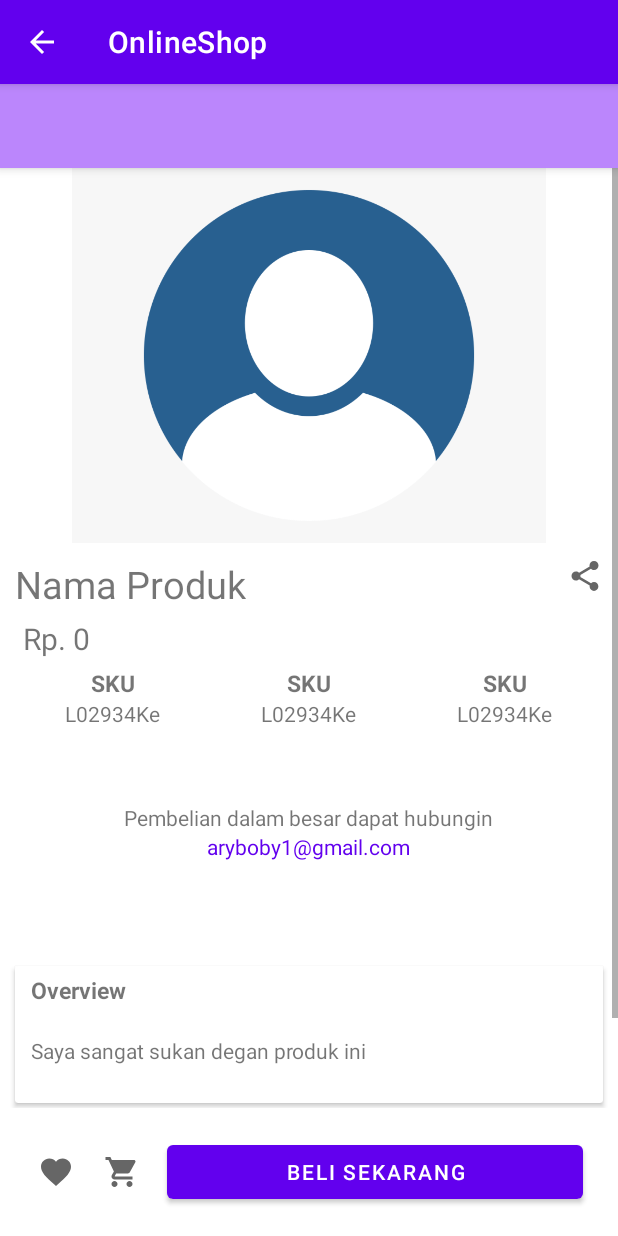
After one commit to Arybobyku/OnlineShopAndroid, an Android app: the DetailProdukActivity screen opened directly, with no data from a screen before it, on a phone screen of 412 x 824 dp. The commit adds this screen. Run offline under Robolectric (Android 15) with nearby library versions, the phone set to English and light mode, and no system bars; our stand-ins replace Picasso; pictures from the network do not load; 6 statements that could not run were skipped.

Commit message:
send objek to activity detail JSON dan detail produk

```diff
--- /dev/null
+++ b/app/src/main/java/com/example/onlineshop/Activity/DetailProdukActivity.kt
@@ -0,0 +1,59 @@
+package com.example.onlineshop.Activity
+
+import androidx.appcompat.app.AppCompatActivity
+import android.os.Bundle
+import android.widget.ImageView
+import android.widget.TextView
+import android.widget.Toolbar
+import com.example.onlineshop.Helper.funHelper
+import com.example.onlineshop.R
+import com.example.onlineshop.model.ProdukModel
+import com.google.gson.Gson
+import com.squareup.picasso.Picasso
+
+class DetailProdukActivity : AppCompatActivity() {
+    lateinit var name:TextView
+    lateinit var price:TextView
+    lateinit var des:TextView
+    lateinit var image:ImageView
+    lateinit var toolbar:androidx.appcompat.widget.Toolbar
+    override fun onCreate(savedInstanceState: Bundle?) {
+        super.onCreate(savedInstanceState)
+        setContentView(R.layout.activity_detail_produk)
+
+        init()
+        getInfo()
+    }
+
+    fun getInfo(){
+        val data = intent.getStringExtra("extra")
+        val produk = Gson().fromJson<ProdukModel>(data,ProdukModel::class.java)
+
+        name.text = produk.name
+        price.text = funHelper().FormatUang(produk.harga)
+        des.text = produk.deskripsi
+        val img ="http://192.168.100.10/OnlineShopLaravel/public/storage/produk/"+produk.image
+        Picasso.get().load(img).placeholder(R.drawable.profile)
+            .resize(400,400)
+            .error(R.drawable.profile)
+            .into(image)
+
+        //toolbar
+        setSupportActionBar(toolbar)
+        supportActionBar!!.title =produk.name
+        supportActionBar!!.setDisplayShowHomeEnabled(true)
+        supportActionBar!!.setDisplayHomeAsUpEnabled(true)
+    }
+    fun init(){
+        name = findViewById(R.id.NameDetail)
+        price = findViewById(R.id.HargaDetail)
+        des = findViewById(R.id.DesDetail)
+        image = findViewById(R.id.ImageDetail)
+        toolbar = findViewById(R.id.toolbar)
+    }
+
+    override fun onSupportNavigateUp(): Boolean {
+        onBackPressed()
+        return super.onSupportNavigateUp()
+    }
+}
--- a/app/src/main/java/com/example/onlineshop/Adapter/ProdukEletronikAdapter.kt
+++ b/app/src/main/java/com/example/onlineshop/Adapter/ProdukEletronikAdapter.kt
@@ -1,26 +1,33 @@
 package com.example.onlineshop.Adapter
 
+import android.app.Activity
+import android.content.Intent
 import android.media.Image
 import android.view.LayoutInflater
 import android.view.View
 import android.view.ViewGroup
 import android.widget.ImageView
+import android.widget.LinearLayout
 import android.widget.TextView
 import androidx.recyclerview.widget.RecyclerView
+import com.example.onlineshop.Activity.DetailProdukActivity
+import com.example.onlineshop.Helper.funHelper
 import com.example.onlineshop.R
 import com.example.onlineshop.model.ProduckEletronikModel
 import com.example.onlineshop.model.ProdukModel
+import com.google.gson.Gson
 import com.squareup.picasso.Picasso
 import java.text.NumberFormat
 import java.util.*
 import kotlin.collections.ArrayList
 
-class ProdukEletronikAdapter(var arrProduk:ArrayList<ProdukModel>): RecyclerView.Adapter<ProdukEletronikAdapter.ViewHolder>() {
+class ProdukEletronikAdapter(var Activity:Activity, var arrProduk:ArrayList<ProdukModel>): RecyclerView.Adapter<ProdukEletronikAdapter.ViewHolder>() {
 
     class ViewHolder(view:View):RecyclerView.ViewHolder(view){
         val tvnama = view.findViewById<TextView>(R.id.tv_RvProdukName)
         val tvprice = view.findViewById<TextView>(R.id.tv_RvProdukPrice)
         val image = view.findViewById<ImageView>(R.id.iv_RvProdukImage)
+        val layout = view.findViewById<LinearLayout>(R.id.Layout_detail)
     }
 
     override fun onCreateViewHolder(parent: ViewGroup, viewType: Int): ViewHolder {
@@ -36,9 +43,17 @@ class ProdukEletronikAdapter(var arrProduk:ArrayList<ProdukModel>): RecyclerView
     override fun onBindViewHolder(holder: ViewHolder, position: Int) {
         holder.tvnama.text = arrProduk[position].name
         holder.tvprice.text = arrProduk[position].harga
-        holder.tvprice.text = NumberFormat.getCurrencyInstance(Locale("in","ID")).format(Integer.valueOf(arrProduk[position].harga))
+        holder.tvprice.text = funHelper().FormatUang(arrProduk[position].harga)
         val image ="http://192.168.100.10/OnlineShopLaravel/public/storage/produk/"+arrProduk[position].image
         Picasso.get().load(image).placeholder(R.drawable.profile).error(R.drawable.profile).into(holder.image)
+
+        holder.layout.setOnClickListener {
+            val str = Gson().toJson(arrProduk[position],ProdukModel::class.java)
+            val move = Intent(Activity,DetailProdukActivity::class.java)
+                move.putExtra("extra",str)
+                Activity.startActivity(move)
+        }
+
     }
 
 }
--- a/app/src/main/java/com/example/onlineshop/Adapter/ProdukLaptopAdapter.kt
+++ b/app/src/main/java/com/example/onlineshop/Adapter/ProdukLaptopAdapter.kt
@@ -1,24 +1,31 @@
 package com.example.onlineshop.Adapter
 
+import android.app.Activity
+import android.content.Intent
 import android.view.LayoutInflater
 import android.view.View
 import android.view.ViewGroup
 import android.widget.ImageView
+import android.widget.LinearLayout
 import android.widget.TextView
 import androidx.recyclerview.widget.RecyclerView
+import com.example.onlineshop.Activity.DetailProdukActivity
+import com.example.onlineshop.Helper.funHelper
 import com.example.onlineshop.R
 import com.example.onlineshop.app.ApiConfig
 import com.example.onlineshop.model.ProdukModel
+import com.google.gson.Gson
 import com.squareup.picasso.Picasso
 import java.text.NumberFormat
 import java.util.*
 import kotlin.collections.ArrayList
 
-class ProdukLaptopAdapter(var arrProduk: ArrayList<ProdukModel>):RecyclerView.Adapter<ProdukLaptopAdapter.ViewHolder>(){
+class ProdukLaptopAdapter(var Activity: Activity, var arrProduk: ArrayList<ProdukModel>):RecyclerView.Adapter<ProdukLaptopAdapter.ViewHolder>(){
     class ViewHolder(view: View): RecyclerView.ViewHolder(view){
         val tvnama = view.findViewById<TextView>(R.id.tv_RvProdukName)
         val tvprice = view.findViewById<TextView>(R.id.tv_RvProdukPrice)
         val image = view.findViewById<ImageView>(R.id.iv_RvProdukImage)
+        val layout = view.findViewById<LinearLayout>(R.id.Layout_detail)
     }
 
     override fun onCreateViewHolder(parent: ViewGroup, viewType: Int): ViewHolder {
@@ -33,9 +40,15 @@ class ProdukLaptopAdapter(var arrProduk: ArrayList<ProdukModel>):RecyclerView.Ad
 
     override fun onBindViewHolder(holder: ViewHolder, position: Int) {
         holder.tvnama.text = arrProduk[position].name
-        holder.tvprice.text =NumberFormat.getCurrencyInstance(Locale("in","ID")).format(Integer.valueOf(arrProduk[position].harga))
+        holder.tvprice.text =funHelper().FormatUang(arrProduk[position].harga)
         val image ="http://192.168.100.10/OnlineShopLaravel/public/storage/produk/"+arrProduk[position].image
         Picasso.get().load(image).placeholder(R.drawable.profile).error(R.drawable.profile).into(holder.image)
+        holder.layout.setOnClickListener {
+            val str = Gson().toJson(arrProduk[position],ProdukModel::class.java)
+            val move = Intent(Activity, DetailProdukActivity::class.java)
+            move.putExtra("extra",str)
+            Activity.startActivity(move)
+        }
     }
 
 }
--- a/app/src/main/java/com/example/onlineshop/Adapter/ProdukTerlarisAdapter.kt
+++ b/app/src/main/java/com/example/onlineshop/Adapter/ProdukTerlarisAdapter.kt
@@ -1,24 +1,31 @@
 package com.example.onlineshop.Adapter
 
+import android.app.Activity
+import android.content.Intent
 import android.view.LayoutInflater
 import android.view.View
 import android.view.ViewGroup
 import android.widget.ImageView
+import android.widget.LinearLayout
 import android.widget.TextView
 import androidx.recyclerview.widget.RecyclerView
+import com.example.onlineshop.Activity.DetailProdukActivity
+import com.example.onlineshop.Helper.funHelper
 import com.example.onlineshop.R
 import com.example.onlineshop.model.ProdukModel
+import com.google.gson.Gson
 import com.squareup.picasso.Picasso
 import java.text.NumberFormat
 import java.util.*
 import kotlin.collections.ArrayList
 
-class ProdukTerlarisAdapter(var arrProduk: ArrayList<ProdukModel>):RecyclerView.Adapter<ProdukTerlarisAdapter.ViewHolder>(){
+class ProdukTerlarisAdapter(var Activity: Activity, var arrProduk: ArrayList<ProdukModel>):RecyclerView.Adapter<ProdukTerlarisAdapter.ViewHolder>(){
 
     class ViewHolder(view: View): RecyclerView.ViewHolder(view){
         val tvnama = view.findViewById<TextView>(R.id.tv_RvProdukName)
         val tvprice = view.findViewById<TextView>(R.id.tv_RvProdukPrice)
         val image = view.findViewById<ImageView>(R.id.iv_RvProdukImage)
+        val layout = view.findViewById<LinearLayout>(R.id.Layout_detail)
     }
 
     override fun onCreateViewHolder(parent: ViewGroup, viewType: Int): ViewHolder {
@@ -34,9 +41,15 @@ class ProdukTerlarisAdapter(var arrProduk: ArrayList<ProdukModel>):RecyclerView.
     override fun onBindViewHolder(holder: ViewHolder, position: Int) {
         holder.tvnama.text = arrProduk[position].name
         holder.tvprice.text = arrProduk[position].harga
-        holder.tvprice.text = NumberFormat.getCurrencyInstance(Locale("in","ID")).format(Integer.valueOf(arrProduk[position].harga))
+        holder.tvprice.text = funHelper().FormatUang(arrProduk[position].harga)
         val image ="http://192.168.100.10/OnlineShopLaravel/public/storage/produk/"+arrProduk[position].image
         Picasso.get().load(image).placeholder(R.drawable.profile).error(R.drawable.profile).into(holder.image)
+        holder.layout.setOnClickListener {
+            val str = Gson().toJson(arrProduk[position],ProdukModel::class.java)
+            val move = Intent(Activity, DetailProdukActivity::class.java)
+            move.putExtra("extra",str)
+            Activity.startActivity(move)
+        }
     }
 
 }
--- a/app/src/main/java/com/example/onlineshop/Fragment/HomeFragment.kt
+++ b/app/src/main/java/com/example/onlineshop/Fragment/HomeFragment.kt
@@ -50,17 +50,17 @@ class HomeFragment:Fragment() {
 
         val layoutmanager = LinearLayoutManager(activity)
         layoutmanager.orientation = LinearLayoutManager.HORIZONTAL
-        RvProdukElektro.adapter=ProdukEletronikAdapter(listProduk)
+        RvProdukElektro.adapter=ProdukEletronikAdapter(requireActivity(),listProduk)
         RvProdukElektro.layoutManager=layoutmanager
 
         val layoutmanager1 = LinearLayoutManager(activity)
         layoutmanager1.orientation = LinearLayoutManager.HORIZONTAL
-        RvProdukTeralris.adapter=ProdukTerlarisAdapter(listProduk)
+        RvProdukTeralris.adapter=ProdukTerlarisAdapter(requireActivity(),listProduk)
         RvProdukTeralris.layoutManager=layoutmanager1
 
         val layoutmanager2 = LinearLayoutManager(activity)
         layoutmanager2.orientation = LinearLayoutManager.HORIZONTAL
-        RvProdukLaptop.adapter=ProdukLaptopAdapter(listProduk)
+        RvProdukLaptop.adapter=ProdukLaptopAdapter(requireActivity(),listProduk)
         RvProdukLaptop.layoutManager=layoutmanager2
 
     }
--- /dev/null
+++ b/app/src/main/java/com/example/onlineshop/Helper/funHelper.kt
@@ -0,0 +1,11 @@
+package com.example.onlineshop.Helper
+
+import java.text.NumberFormat
+import java.util.*
+
+class funHelper {
+    fun FormatUang(jumlah:String):String{
+        var string:String =NumberFormat.getCurrencyInstance(Locale("in","ID")).format(Integer.valueOf(jumlah))
+       return  string
+    }
+}
--- a/app/src/main/java/com/example/onlineshop/model/ProdukModel.kt
+++ b/app/src/main/java/com/example/onlineshop/model/ProdukModel.kt
@@ -6,6 +6,7 @@ class ProdukModel: Serializable {
     lateinit var name:String
     lateinit var harga:String
     lateinit var image:String
+    lateinit var deskripsi:String
     lateinit var id:String
     lateinit var created_at:String
     lateinit var updated_at:String
--- /dev/null
+++ b/app/src/main/res/drawable/ic_baseline_favorite_24.xml
@@ -0,0 +1,10 @@
+<vector xmlns:android="http://schemas.android.com/apk/res/android"
+    android:width="24dp"
+    android:height="24dp"
+    android:viewportWidth="24"
+    android:viewportHeight="24"
+    android:tint="?attr/colorControlNormal">
+  <path
+      android:fillColor="@android:color/white"
+      android:pathData="M12,21.35l-1.45,-1.32C5.4,15.36 2,12.28 2,8.5 2,5.42 4.42,3 7.5,3c1.74,0 3.41,0.81 4.5,2.09C13.09,3.81 14.76,3 16.5,3 19.58,3 22,5.42 22,8.5c0,3.78 -3.4,6.86 -8.55,11.54L12,21.35z"/>
+</vector>
--- /dev/null
+++ b/app/src/main/res/drawable/ic_baseline_local_grocery_store_24.xml
@@ -0,0 +1,10 @@
+<vector xmlns:android="http://schemas.android.com/apk/res/android"
+    android:width="24dp"
+    android:height="24dp"
+    android:viewportWidth="24"
+    android:viewportHeight="24"
+    android:tint="?attr/colorControlNormal">
+  <path
+      android:fillColor="@android:color/white"
+      android:pathData="M7,18c-1.1,0 -1.99,0.9 -1.99,2S5.9,22 7,22s2,-0.9 2,-2 -0.9,-2 -2,-2zM1,2v2h2l3.6,7.59 -1.35,2.45c-0.16,0.28 -0.25,0.61 -0.25,0.96 0,1.1 0.9,2 2,2h12v-2L7.42,15c-0.14,0 -0.25,-0.11 -0.25,-0.25l0.03,-0.12 0.9,-1.63h7.45c0.75,0 1.41,-0.41 1.75,-1.03l3.58,-6.49c0.08,-0.14 0.12,-0.31 0.12,-0.48 0,-0.55 -0.45,-1 -1,-1L5.21,4l-0.94,-2L1,2zM17,18c-1.1,0 -1.99,0.9 -1.99,2s0.89,2 1.99,2 2,-0.9 2,-2 -0.9,-2 -2,-2z"/>
+</vector>
--- /dev/null
+++ b/app/src/main/res/drawable/ic_baseline_share_24.xml
@@ -0,0 +1,10 @@
+<vector xmlns:android="http://schemas.android.com/apk/res/android"
+    android:width="24dp"
+    android:height="24dp"
+    android:viewportWidth="24"
+    android:viewportHeight="24"
+    android:tint="?attr/colorControlNormal">
+  <path
+      android:fillColor="@android:color/white"
+      android:pathData="M18,16.08c-0.76,0 -1.44,0.3 -1.96,0.77L8.91,12.7c0.05,-0.23 0.09,-0.46 0.09,-0.7s-0.04,-0.47 -0.09,-0.7l7.05,-4.11c0.54,0.5 1.25,0.81 2.04,0.81 1.66,0 3,-1.34 3,-3s-1.34,-3 -3,-3 -3,1.34 -3,3c0,0.24 0.04,0.47 0.09,0.7L8.04,9.81C7.5,9.31 6.79,9 6,9c-1.66,0 -3,1.34 -3,3s1.34,3 3,3c0.79,0 1.5,-0.31 2.04,-0.81l7.12,4.16c-0.05,0.21 -0.08,0.43 -0.08,0.65 0,1.61 1.31,2.92 2.92,2.92 1.61,0 2.92,-1.31 2.92,-2.92s-1.31,-2.92 -2.92,-2.92z"/>
+</vector>
--- /dev/null
+++ b/app/src/main/res/layout/activity_detail_produk.xml
@@ -0,0 +1,211 @@
+<?xml version="1.0" encoding="utf-8"?>
+<LinearLayout xmlns:android="http://schemas.android.com/apk/res/android"
+    xmlns:app="http://schemas.android.com/apk/res-auto"
+    xmlns:tools="http://schemas.android.com/tools"
+    android:layout_width="match_parent"
+    android:layout_height="match_parent"
+    android:orientation="vertical"
+    tools:context=".Activity.DetailProdukActivity">
+
+    <include
+        layout="@layout/toolbar"
+        android:layout_height="wrap_content"
+        android:layout_width="match_parent"/>
+
+    <RelativeLayout
+        android:layout_width="match_parent"
+        android:layout_height="match_parent">
+
+        <ScrollView
+            android:layout_above="@+id/Footer"
+            android:layout_width="match_parent"
+            android:layout_height="wrap_content">
+
+            <LinearLayout
+                android:layout_width="match_parent"
+                android:layout_height="wrap_content"
+                android:orientation="vertical">
+                    <ImageView
+                        android:id="@+id/ImageDetail"
+                        android:layout_width="match_parent"
+                        android:layout_height="250dp"
+                        android:background="@color/white"
+                        android:src="@drawable/rv3"/>
+
+                <LinearLayout
+                    android:layout_width="match_parent"
+                    android:layout_height="wrap_content"
+                    android:layout_margin="10dp"
+                    android:orientation="vertical">
+                    <RelativeLayout
+                        android:layout_width="match_parent"
+                        android:layout_height="wrap_content">
+                        <TextView
+                            android:id="@+id/NameDetail"
+                            android:layout_width="wrap_content"
+                            android:layout_height="wrap_content"
+                            android:layout_alignParentLeft="true"
+                            android:textSize="25dp"
+                            android:text="Nama Produk"/>
+                        <ImageView
+                            android:layout_width="wrap_content"
+                            android:layout_height="wrap_content"
+                            android:layout_alignParentRight="true"
+                            android:src="@drawable/ic_baseline_share_24"/>
+                    </RelativeLayout>
+                    <TextView
+                        android:id="@+id/HargaDetail"
+                        android:layout_margin="5dp"
+                        android:layout_width="wrap_content"
+                        android:layout_height="wrap_content"
+                        android:textSize="20dp"
+                        android:text="Rp. 0"/>
+
+                    <LinearLayout
+                        android:layout_width="match_parent"
+                        android:layout_height="wrap_content"
+                        android:orientation="horizontal">
+                        <LinearLayout
+                            android:layout_width="0dp"
+                            android:layout_weight="1"
+                            android:orientation="vertical"
+                            android:gravity="center_horizontal"
+                            android:layout_height="wrap_content">
+                            <TextView
+                                android:layout_width="wrap_content"
+                                android:layout_height="wrap_content"
+                                android:textSize="15dp"
+                                android:textStyle="bold"
+                                android:text="SKU"/>
+                            <TextView
+                                android:layout_width="wrap_content"
+                                android:layout_height="wrap_content"
+                                android:text="L02934Ke"/>
+                        </LinearLayout>
+                        <LinearLayout
+                            android:layout_width="0dp"
+                            android:layout_weight="1"
+                            android:orientation="vertical"
+                            android:gravity="center_horizontal"
+                            android:layout_height="wrap_content">
+                            <TextView
+                                android:layout_width="wrap_content"
+                                android:layout_height="wrap_content"
+                                android:textSize="15dp"
+                                android:textStyle="bold"
+                                android:text="SKU"/>
+                            <TextView
+                                android:layout_width="wrap_content"
+                                android:layout_height="wrap_content"
+                                android:text="L02934Ke"/>
+                        </LinearLayout>
+                        <LinearLayout
+                            android:layout_width="0dp"
+                            android:layout_weight="1"
+                            android:orientation="vertical"
+                            android:gravity="center_horizontal"
+                            android:layout_height="wrap_content">
+                            <TextView
+                                android:layout_width="wrap_content"
+                                android:layout_height="wrap_content"
+                                android:textSize="15dp"
+                                android:textStyle="bold"
+                                android:text="SKU"/>
+                            <TextView
+                                android:layout_width="wrap_content"
+                                android:layout_height="wrap_content"
+                                android:text="L02934Ke"/>
+                        </LinearLayout>
+                    </LinearLayout>
+                    <LinearLayout
+                        android:layout_width="match_parent"
+                        android:layout_height="wrap_content"
+                        android:orientation="vertical"
+                        android:layout_margin="30dp"
+                        android:paddingVertical="20dp"
+                        android:gravity="center_horizontal">
+                        <TextView
+                            android:layout_width="wrap_content"
+                            android:layout_height="wrap_content"
+                            android:text="Pembelian dalam besar dapat hubungin"/>
+                        <TextView
+                            android:layout_width="wrap_content"
+                            android:layout_height="wrap_content"
+                            android:textColor="@color/design_default_color_primary"
+                            android:text="aryboby1@gmail.com"/>
+                    </LinearLayout>
+                </LinearLayout>
+
+                <androidx.cardview.widget.CardView
+                    android:layout_width="match_parent"
+                    android:layout_margin="10dp"
+                    android:layout_height="wrap_content">
+                    <LinearLayout
+                        android:layout_margin="5dp"
+                        android:orientation="vertical"
+                        android:paddingHorizontal="5dp"
+                        android:layout_width="match_parent"
+                        android:layout_height="wrap_content">
+                        <TextView
+                            android:layout_width="wrap_content"
+                            android:layout_height="wrap_content"
+                            android:textSize="15dp"
+                            android:textStyle="bold"
+                            android:text="Overview"/>
+
+                        <TextView
+                            android:id="@+id/DesDetail"
+                            android:layout_width="match_parent"
+                            android:layout_height="match_parent"
+                            android:paddingVertical="20dp"
+                            android:text="Saya sangat sukan degan produk ini"/>
+
+                    </LinearLayout>
+                </androidx.cardview.widget.CardView>
+                <TextView
+                    android:layout_margin="10dp"
+                    android:textStyle="bold"
+                    android:layout_width="wrap_content"
+                    android:layout_height="wrap_content"
+                    android:text="Produk Terkait"/>
+                <androidx.recyclerview.widget.RecyclerView
+                    android:layout_margin="10dp"
+                    android:layout_width="match_parent"
+                    android:layout_height="wrap_content">
+
+                </androidx.recyclerview.widget.RecyclerView>
+            </LinearLayout>
+
+        </ScrollView>
+
+        <LinearLayout
+            android:id="@+id/Footer"
+            android:layout_width="match_parent"
+            android:layout_height="wrap_content"
+            android:layout_margin="5dp"
+            android:paddingHorizontal="10dp"
+            android:paddingVertical="5dp"
+            android:gravity="center_vertical"
+            android:layout_alignParentBottom="true"
+            android:orientation="horizontal">
+            <ImageView
+                android:layout_width="wrap_content"
+                android:layout_height="wrap_content"
+                android:layout_margin="10dp"
+                android:src="@drawable/ic_baseline_favorite_24"/>
+            <ImageView
+                android:layout_margin="10dp"
+                android:layout_width="wrap_content"
+                android:layout_height="wrap_content"
+                android:src="@drawable/ic_baseline_local_grocery_store_24"/>
+
+            <Button
+                android:layout_margin="8dp"
+                android:layout_width="match_parent"
+                android:layout_height="wrap_content"
+                android:text="Beli Sekarang"/>
+        </LinearLayout>
+
+    </RelativeLayout>
+
+</LinearLayout>
--- a/app/src/main/res/layout/item_produk_elektronik.xml
+++ b/app/src/main/res/layout/item_produk_elektronik.xml
@@ -7,6 +7,7 @@
     android:layout_marginLeft="15dp"
     android:layout_marginVertical="1dp"
     xmlns:app="http://schemas.android.com/apk/res-auto"
+    android:id="@+id/Layout_detail"
     android:orientation="vertical">
 
     <androidx.cardview.widget.CardView
--- /dev/null
+++ b/app/src/main/res/layout/toolbar.xml
@@ -0,0 +1,15 @@
+<?xml version="1.0" encoding="utf-8"?>
+<com.google.android.material.appbar.AppBarLayout
+    xmlns:android="http://schemas.android.com/apk/res/android"
+    xmlns:tools="http://schemas.android.com/tools"
+    android:layout_width="match_parent"
+    android:layout_height="wrap_content">
+
+    <androidx.appcompat.widget.Toolbar
+        android:id="@+id/toolbar"
+        android:layout_width="match_parent"
+        android:layout_height="?attr/actionBarSize"
+        android:paddingEnd="5dp"
+        android:background="@color/purple_200"/>
+
+</com.google.android.material.appbar.AppBarLayout>
```
Also changed, not shown: app/src/main/AndroidManifest.xml (+8 -5 lines).
